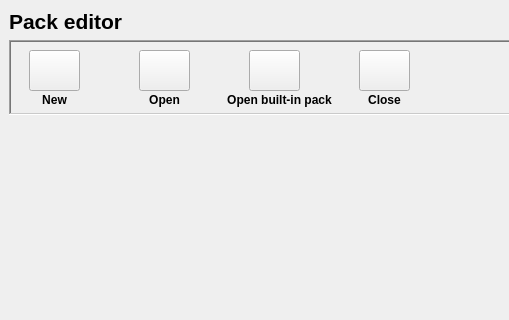
First picture: the form in ui/packeditor.ui, repository Open-Typer/Open-Typer, before the edit; both pictures show x 0 to 509 and y 0 to 320 of the 608 by 502 pixel window.
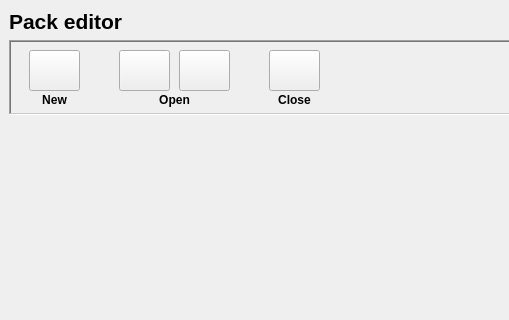
Second picture: the form after the edit. Icons and pictures are not drawn.

Commit message: ui: packeditor: Use a single label for open buttons

The edit to the form file:
```diff
--- a/ui/packeditor.ui
+++ b/ui/packeditor.ui
@@ -92,7 +92,7 @@
      <widget class="QPushButton" name="openFileButton">
       <property name="geometry">
        <rect>
-        <x>130</x>
+        <x>110</x>
         <y>10</y>
         <width>51</width>
         <height>41</height>
@@ -118,7 +118,7 @@
      <widget class="QLabel" name="openFileLabel">
       <property name="geometry">
        <rect>
-        <x>120</x>
+        <x>130</x>
         <y>50</y>
         <width>71</width>
         <height>20</height>
@@ -140,7 +140,7 @@
      <widget class="QLabel" name="closeLabel">
       <property name="geometry">
        <rect>
-        <x>340</x>
+        <x>250</x>
         <y>50</y>
         <width>71</width>
         <height>20</height>
@@ -162,7 +162,7 @@
      <widget class="QPushButton" name="closeButton">
       <property name="geometry">
        <rect>
-        <x>350</x>
+        <x>260</x>
         <y>10</y>
         <width>51</width>
         <height>41</height>
@@ -185,32 +185,10 @@
        </size>
       </property>
      </widget>
-     <widget class="QLabel" name="openPrebuiltLabel">
-      <property name="geometry">
-       <rect>
-        <x>210</x>
-        <y>50</y>
-        <width>121</width>
-        <height>20</height>
-       </rect>
-      </property>
-      <property name="font">
-       <font>
-        <weight>75</weight>
-        <bold>true</bold>
-       </font>
-      </property>
-      <property name="text">
-       <string>Open built-in pack</string>
-      </property>
-      <property name="alignment">
-       <set>Qt::AlignCenter</set>
-      </property>
-     </widget>
      <widget class="QPushButton" name="openPrebuiltButton">
       <property name="geometry">
        <rect>
-        <x>240</x>
+        <x>170</x>
         <y>10</y>
         <width>51</width>
         <height>41</height>
```
